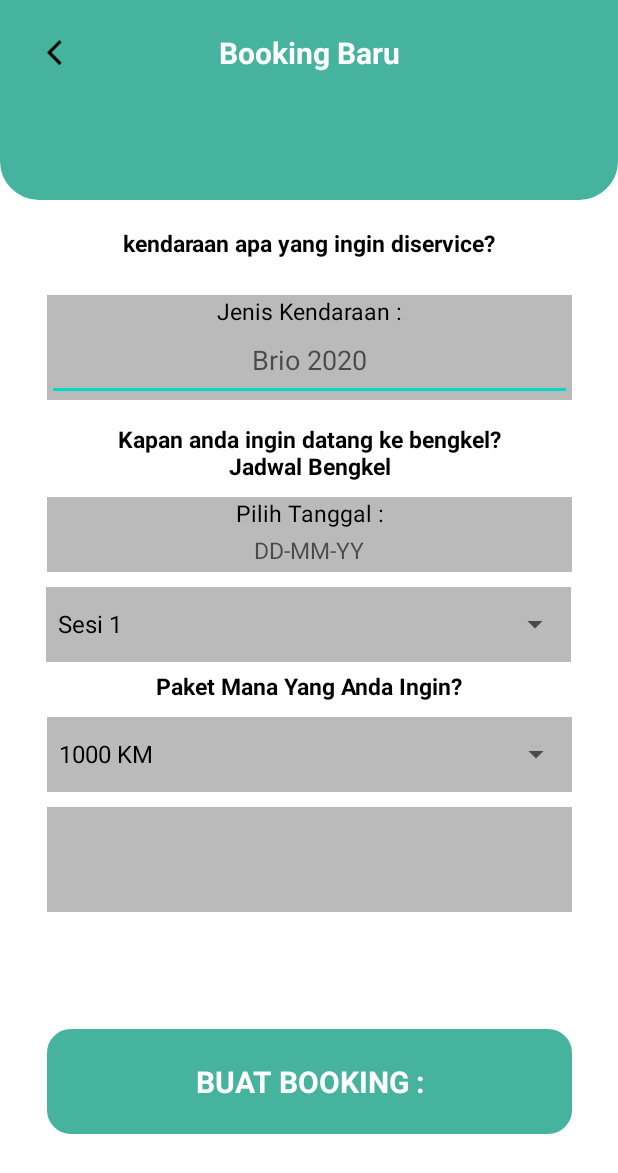
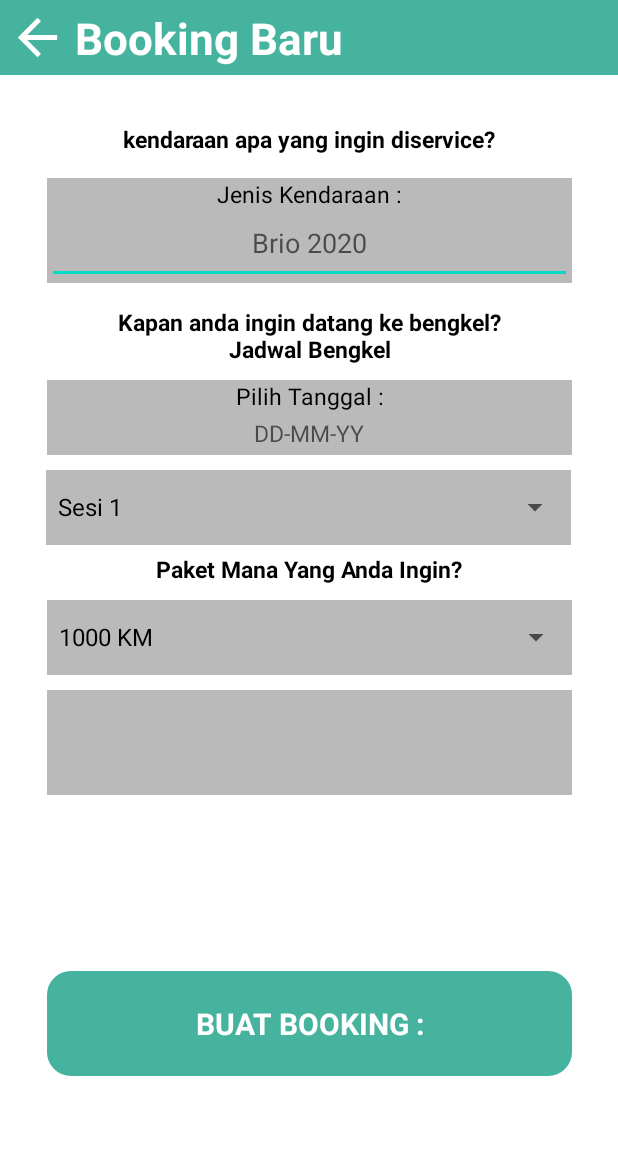
Before and after one commit to DrekanZ/Aitoparts, an Android app: the bookingbaru screen opened directly, with no data from a screen before it, on a phone screen of 412 x 824 dp. Shown: the top 1173 px of the screen. Run offline under Robolectric (Android 15) with nearby library versions, the light colour scheme and no system bars.

Commit message:
header fix
samain semua header

button, margin

```diff
--- a/app/src/main/AndroidManifest.xml
+++ b/app/src/main/AndroidManifest.xml
@@ -17,8 +17,8 @@
         android:usesCleartextTraffic="true"
         tools:targetApi="31">
         <activity
+            android:screenOrientation="portrait"
             android:name=".TipsPage"
-            android:screenOrientation="portrait"
             android:exported="false">
             <meta-data
                 android:name="android.app.lib_name"
--- a/app/src/main/java/com/example/aitoparts/bookingbaru.java
+++ b/app/src/main/java/com/example/aitoparts/bookingbaru.java
@@ -45,7 +45,7 @@ public class bookingbaru extends AppCompatActivity {
     public Spinner sp2;
 
     // menu back
-    ImageView backToMainBooking;
+    ConstraintLayout backToMainBooking;
 
 
 
@@ -55,7 +55,7 @@ public class bookingbaru extends AppCompatActivity {
         setContentView(R.layout.activity_bookingbaru);
 
         // back
-        backToMainBooking = (ImageView) findViewById(R.id.backMainBooking);
+        backToMainBooking = (ConstraintLayout) findViewById(R.id.backMainBooking);
         backToMainBooking.setOnClickListener(new View.OnClickListener() {
             @Override
             public void onClick(View v) {
--- a/app/src/main/res/layout/activity_bookingbaru.xml
+++ b/app/src/main/res/layout/activity_bookingbaru.xml
@@ -7,41 +7,39 @@
     android:background="@color/white"
     tools:context=".bookingbaru">
 
-
     <androidx.constraintlayout.widget.ConstraintLayout
         android:id="@+id/constraintLayout4"
         android:layout_width="match_parent"
-        android:layout_height="200px"
-        android:background="@drawable/rounded_rectangle_head"
-        android:backgroundTint="@color/AitopartsTeal"
-        android:textAlignment="gravity"
+        android:layout_height="50dp"
+        android:background="@color/AitopartsTeal"
         app:layout_constraintEnd_toEndOf="parent"
         app:layout_constraintStart_toStartOf="parent"
         app:layout_constraintTop_toTopOf="parent">
 
         <androidx.appcompat.widget.AppCompatTextView
             android:id="@+id/appCompatTextView3"
-            android:layout_width="260dp"
-            android:layout_height="49dp"
-            android:gravity="center"
+            android:layout_width="0dp"
+            android:layout_height="0dp"
+            android:autoSizeTextType="uniform"
+            android:textColor="@color/white"
+            android:padding="5dp"
             android:text="@string/BookingBaru"
-            android:textColor="@color/white"
-            android:textSize="20dp"
-            app:layout_constraintBottom_toTopOf="@+id/guideline51"
-            app:layout_constraintEnd_toStartOf="@+id/guideline54"
-            app:layout_constraintStart_toStartOf="@+id/guideline52"
-            app:layout_constraintTop_toTopOf="@+id/guideline50" />
+            app:layout_constraintBottom_toBottomOf="parent"
+            app:layout_constraintEnd_toEndOf="parent"
+            app:layout_constraintStart_toEndOf="@+id/backMainBooking"
+            app:layout_constraintTop_toTopOf="parent" />
 
-        <androidx.appcompat.widget.AppCompatImageView
+        <androidx.constraintlayout.widget.ConstraintLayout
+            android:layout_width="0dp"
             android:id="@+id/backMainBooking"
-            android:layout_width="20dp"
-            android:layout_height="30dp"
-            app:layout_constraintBottom_toTopOf="@+id/guideline51"
+            android:background="@drawable/ic_baseline_arrow_back_24"
+            android:layout_height="match_parent"
+            app:layout_constraintBottom_toBottomOf="parent"
             app:layout_constraintDimensionRatio="1:1"
-            app:layout_constraintEnd_toStartOf="@+id/guideline52"
-            app:layout_constraintStart_toStartOf="@+id/guideline53"
-            app:layout_constraintTop_toTopOf="@+id/guideline50"
-            app:srcCompat="@drawable/ic_back" />
+            android:layout_margin="5dp"
+            app:layout_constraintStart_toStartOf="parent"
+            app:layout_constraintTop_toTopOf="parent" />
+
 
 
         <androidx.constraintlayout.widget.Guideline
@@ -49,28 +47,28 @@
             android:layout_width="wrap_content"
             android:layout_height="wrap_content"
             android:orientation="horizontal"
-            app:layout_constraintGuide_begin="20dp" />
+            app:layout_constraintGuide_begin="1dp" />
 
         <androidx.constraintlayout.widget.Guideline
             android:id="@+id/guideline51"
             android:layout_width="wrap_content"
             android:layout_height="wrap_content"
             android:orientation="horizontal"
-            app:layout_constraintGuide_begin="50dp" />
+            app:layout_constraintGuide_begin="74dp" />
 
         <androidx.constraintlayout.widget.Guideline
             android:id="@+id/guideline52"
             android:layout_width="wrap_content"
             android:layout_height="wrap_content"
             android:orientation="vertical"
-            app:layout_constraintGuide_percent="0.15" />
+            app:layout_constraintGuide_percent="0.18" />
 
         <androidx.constraintlayout.widget.Guideline
             android:id="@+id/guideline53"
             android:layout_width="wrap_content"
             android:layout_height="wrap_content"
             android:orientation="vertical"
-            app:layout_constraintGuide_percent="0.05" />
+            app:layout_constraintGuide_percent="0.0" />
 
         <androidx.constraintlayout.widget.Guideline
             android:id="@+id/guideline54"
@@ -85,18 +83,17 @@
 
     <androidx.appcompat.widget.AppCompatTextView
         android:id="@+id/appCompatTextView2"
-        android:layout_width="320dp"
-        android:layout_height="38dp"
-        android:layout_marginTop="10dp"
+        android:layout_width="wrap_content"
+        android:layout_height="wrap_content"
+        android:layout_marginTop="32dp"
         android:gravity="center"
         android:text="kendaraan apa yang ingin diservice?"
         android:textColor="@color/black"
         android:textSize="15dp"
         android:textStyle="bold"
         app:layout_constraintEnd_toEndOf="parent"
-        app:layout_constraintStart_toStartOf="@+id/constraintLayout4"
+        app:layout_constraintStart_toStartOf="parent"
         app:layout_constraintTop_toBottomOf="@+id/constraintLayout4" />
-
 
     <androidx.constraintlayout.widget.ConstraintLayout
         android:id="@+id/constraintLayout5"
--- a/app/src/main/res/layout/activity_parts.xml
+++ b/app/src/main/res/layout/activity_parts.xml
@@ -19,7 +19,6 @@
         <androidx.appcompat.widget.AppCompatTextView
             android:layout_width="0dp"
             android:layout_height="0dp"
-            android:layout_marginRight="130dp"
             android:autoSizeTextType="uniform"
             android:textColor="@color/white"
             android:padding="5dp"
--- a/app/src/main/res/layout/activity_tips.xml
+++ b/app/src/main/res/layout/activity_tips.xml
@@ -19,7 +19,6 @@
         <androidx.appcompat.widget.AppCompatTextView
             android:layout_width="0dp"
             android:layout_height="0dp"
-            android:layout_marginRight="130dp"
             android:autoSizeTextType="uniform"
             android:textColor="@color/white"
             android:padding="5dp"
--- a/app/src/main/res/layout/activity_tips_page.xml
+++ b/app/src/main/res/layout/activity_tips_page.xml
@@ -22,14 +22,14 @@
         <TextView
             android:id="@+id/textViewTitleTipsPage"
             android:layout_width="0dp"
-            android:textColor="@color/white"
             android:layout_height="wrap_content"
             android:gravity="center"
             android:text="Title"
+            android:textColor="@color/white"
             android:textSize="25sp"
             app:layout_constraintBottom_toBottomOf="parent"
             app:layout_constraintEnd_toEndOf="parent"
-            app:layout_constraintStart_toStartOf="parent"
+            app:layout_constraintStart_toEndOf="@+id/tipsPageBackButton"
             app:layout_constraintTop_toTopOf="parent" />
 
         <androidx.constraintlayout.widget.ConstraintLayout
```
Also changed, not shown: 1 other file.
